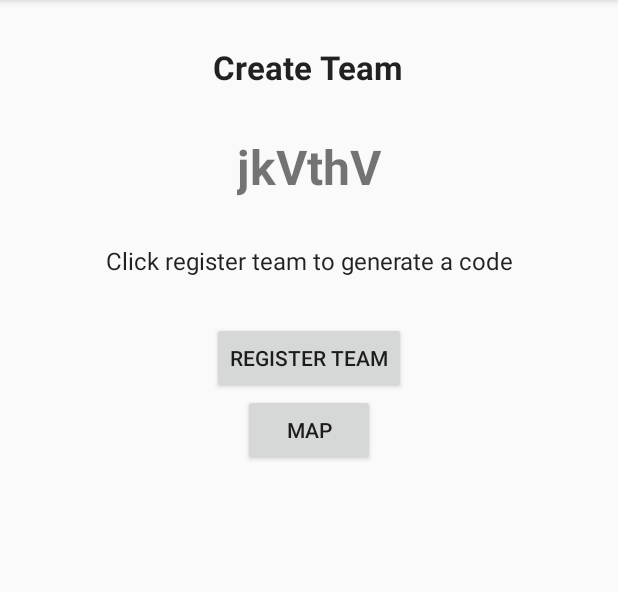
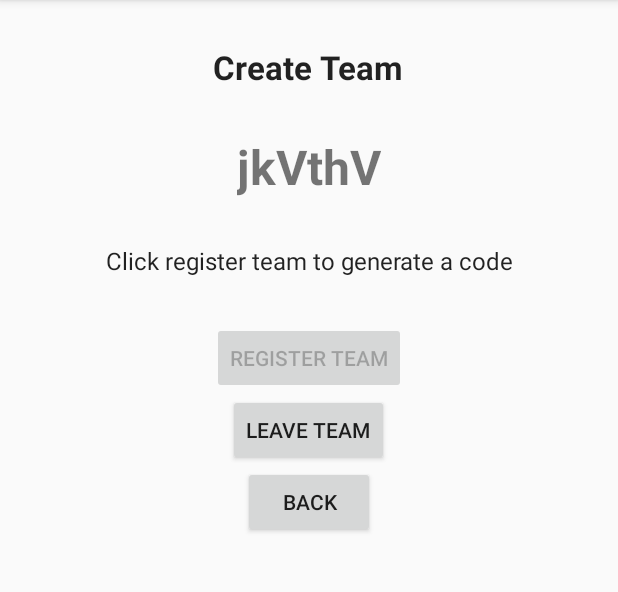
Before and after one commit to JGrant97/TeamTrack, an Android app: the CreateTeam screen opened directly, with no data from a screen before it, after a tap on "REGISTER TEAM", on a phone screen of 412 x 824 dp, the part 84-676 px from its top. Run offline under Robolectric (Android 15) with nearby library versions, the phone set to English and light mode, and no system bars; our stand-ins replace Firebase (no records; nobody signed in at launch, a user with empty details on screens opened directly); libraries missing offline, so code that uses them is left out: com.firebase.geofire.

Commit message:
join code update and disable button

```diff
--- a/TeamTrack/app/src/main/java/com/project/teamtrack/CreateTeam.java
+++ b/TeamTrack/app/src/main/java/com/project/teamtrack/CreateTeam.java
@@ -22,6 +22,8 @@ import com.firebase.geofire.GeoFire;
 import com.firebase.geofire.GeoLocation;
 import com.google.android.gms.maps.CameraUpdateFactory;
 import com.google.android.gms.maps.model.LatLng;
+import com.google.android.gms.maps.model.Marker;
+import com.google.android.gms.maps.model.MarkerOptions;
 import com.google.android.gms.tasks.OnCompleteListener;
 import com.google.android.gms.tasks.Task;
 import com.google.firebase.auth.FirebaseAuth;
@@ -34,6 +36,10 @@ import com.google.firebase.database.Query;
 import com.google.firebase.database.ValueEventListener;
 import com.google.firebase.iid.FirebaseInstanceIdReceiver;
 
+import java.util.HashMap;
+import java.util.List;
+import java.util.Map;
+import java.util.Objects;
 import java.util.Random;
 
 public class CreateTeam extends AppCompatActivity implements View.OnClickListener {
@@ -41,7 +47,7 @@ public class CreateTeam extends AppCompatActivity implements View.OnClickListene
     private Button buttonMap;
     private TextView textCode;
     private FirebaseAuth mAuth;
-    private DatabaseReference mRef;
+    private DatabaseReference mRef, mRef2;
     private String userID;
     TeamJoin teamJoin;
     private int n;
@@ -59,27 +65,77 @@ public class CreateTeam extends AppCompatActivity implements View.OnClickListene
         buttonRegister.setOnClickListener(this);
 
         mRef = FirebaseDatabase.getInstance().getReference("Teams");
+        mRef2 = FirebaseDatabase.getInstance().getReference("User");
         mAuth = FirebaseAuth.getInstance();
 
         FirebaseUser user = mAuth.getCurrentUser();
         userID = user.getUid();
         teamJoin = new TeamJoin();
 
-//        //checks if user is in a team and if so stops them from registering a new one
-//        Query query2 = mRef.orderByChild("TeamMembers").equalTo(userID);
-//        query2.addListenerForSingleValueEvent(new ValueEventListener() {
-//            @Override
-//            public void onDataChange(@NonNull DataSnapshot dataSnapshot) {
-//                buttonRegister.setEnabled(false);
-//            }
-//
-//            @Override
-//            public void onCancelled(@NonNull DatabaseError databaseError) {
-//
-//            }
-//        });
 
+        mRef.addListenerForSingleValueEvent(new ValueEventListener() {
+            @Override
+            public void onDataChange(@NonNull DataSnapshot dataSnapshot) {
+                if (dataSnapshot.exists()) {
+                    for (final DataSnapshot ds : dataSnapshot.getChildren()) {
+                        final String id = ds.getKey();
 
+                        //check if Team Member ID in DB is equal to current user ID
+                        final Query query = mRef.orderByChild("teamMemberID").equalTo(userID);
+                        query.addListenerForSingleValueEvent(new ValueEventListener() {
+                            @Override
+                            public void onDataChange(@NonNull DataSnapshot dataSnapshot) {
+
+                                //checks if the teamID is equal
+                                Query query1 = mRef.orderByChild("teamID").equalTo(id);
+                                query1.addListenerForSingleValueEvent(new ValueEventListener() {
+                                    @Override
+                                    public void onDataChange(@NonNull final DataSnapshot dataSnapshotTest) {
+
+                                        if (dataSnapshotTest.child(String.valueOf(id)).child("TeamMembers").child(String.valueOf(userID)).exists()) {
+                                            mRef2.addValueEventListener(new ValueEventListener() {
+                                                @Override
+                                                public void onDataChange(@NonNull DataSnapshot dataSnapshot) {
+                                                    for (DataSnapshot ds2 : dataSnapshot.getChildren()) {
+                                                        //gets all the userID's of users in the team
+                                                        final String TeamMemberIDs = ds2.getKey();
+
+                                                        //if user is in team set register team button as disabled and display to team join code
+                                                        buttonRegister.setEnabled(false);
+                                                        String code = ds.child("teamCode").getValue().toString();
+                                                        textCode.setText(code);
+
+                                                    }
+                                                }
+
+                                                @Override
+                                                public void onCancelled(@NonNull DatabaseError databaseError) {
+
+                                                }
+                                            });
+                                        }
+                                    }
+
+                                    @Override
+                                    public void onCancelled(@NonNull DatabaseError databaseError) {
+
+                                    }
+                                });
+                            }
+
+                            @Override
+                            public void onCancelled(@NonNull DatabaseError databaseError) {
+
+                            }
+                        });
+                    }
+                }
+            }
+
+            @Override
+            public void onCancelled(@NonNull DatabaseError databaseError) {
+            }
+        });
     }
 
     public void TeamCode() {
@@ -159,6 +215,7 @@ public class CreateTeam extends AppCompatActivity implements View.OnClickListene
     public void onClick(View view) {
         if (view == buttonRegister) {
             TeamCode();
+            buttonRegister.setEnabled(false);
         }
 
         if (view == buttonMap) {
--- a/TeamTrack/app/src/main/java/com/project/teamtrack/MapsActivity.java
+++ b/TeamTrack/app/src/main/java/com/project/teamtrack/MapsActivity.java
@@ -154,7 +154,7 @@ public class MapsActivity extends FragmentActivity implements OnMapReadyCallback
                     for (final DataSnapshot ds : dataSnapshot.getChildren()) {
                         final String id = ds.getKey();
 
-                        //check is Team Member ID in DB is equal to current user ID
+                        //check if Team Member ID in DB is equal to current user ID
                         final Query query = mRef.orderByChild("teamMemberID").equalTo(userID);
                         query.addListenerForSingleValueEvent(new ValueEventListener() {
                             @Override
--- a/TeamTrack/app/src/main/java/com/project/teamtrack/Profile.java
+++ b/TeamTrack/app/src/main/java/com/project/teamtrack/Profile.java
@@ -56,7 +56,6 @@ public class Profile extends AppCompatActivity implements View.OnClickListener {
         myRef = FirebaseDatabase.getInstance().getReference("User");
         FirebaseUser user = mAuth.getCurrentUser();
         userID = user.getUid();
-
 
         mAuthListener = new FirebaseAuth.AuthStateListener() {
             @Override
--- a/TeamTrack/app/src/main/res/layout/createteam.xml
+++ b/TeamTrack/app/src/main/res/layout/createteam.xml
@@ -49,11 +49,18 @@
             android:text="Register Team" />
 
         <Button
+            android:id="@+id/buttonLeave"
+            android:layout_width="wrap_content"
+            android:layout_gravity="center_horizontal"
+            android:layout_height="wrap_content"
+            android:text="Leave Team" />
+
+        <Button
             android:id="@+id/buttonMap"
             android:layout_width="wrap_content"
             android:layout_gravity="center_horizontal"
             android:layout_height="wrap_content"
-            android:text="Map" />
+            android:text="Back" />
 
 
     </LinearLayout>
```
